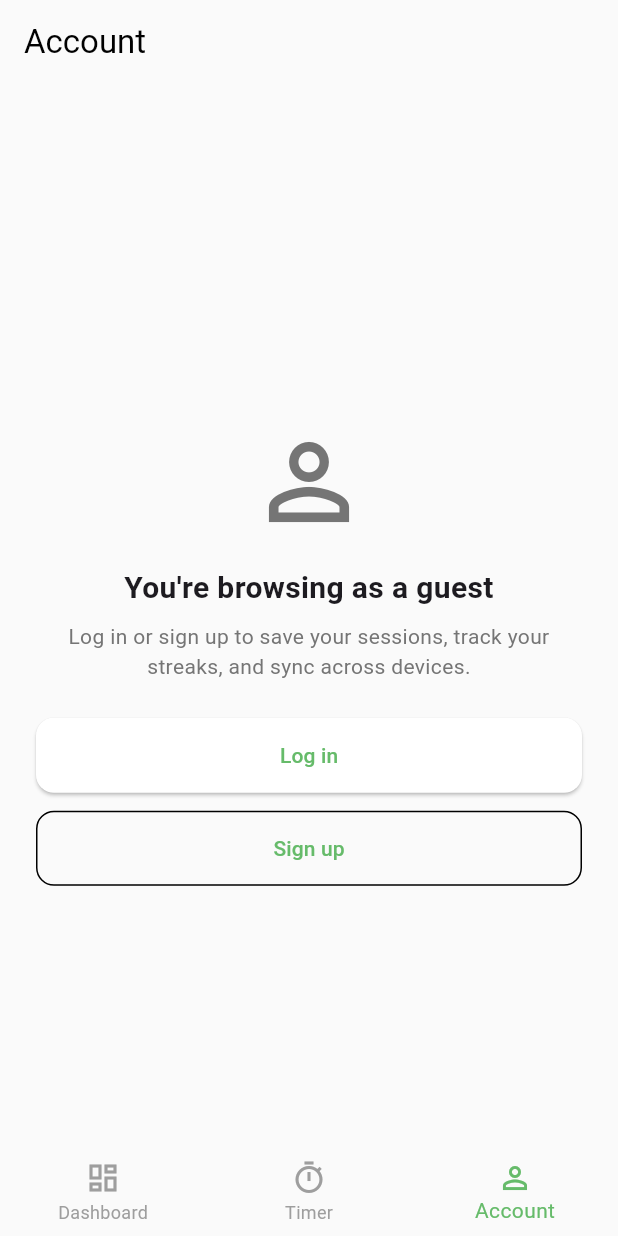
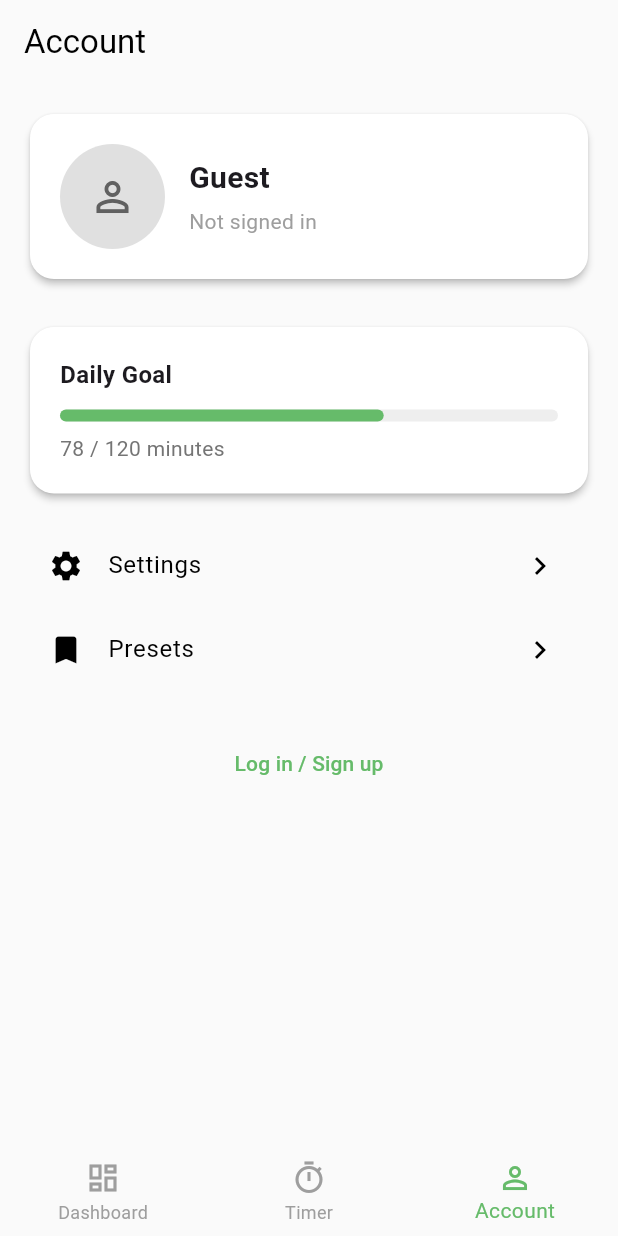
Before and after one commit to GuyWithBag/flow_app, a Flutter app: the screen it shows after launch, item 3 of the bottom bar chosen, on a phone screen of 412 x 824 dp. Run offline on Flutter 3.47's test engine with Material 3 defaults, Android fonts, the phone set to English and light mode, and no system bars; our stand-ins replace flutter_hooks, shared_preferences; accounts and stored records are empty.

Commit message:
feat: almost feature complete, need manual fixing

```diff
--- a/lib/pages/account_screen.dart
+++ b/lib/pages/account_screen.dart
@@ -14,98 +14,6 @@ class AccountScreen extends HookWidget {
     final authProvider = Provider.of<AuthProvider>(context);
     final themeProvider = Provider.of<ThemeProvider>(context);
 
-    if (!authProvider.isAuthenticated) {
-      // Guest view with login / sign up actions
-      return Scaffold(
-        backgroundColor: Colors.transparent,
-        extendBodyBehindAppBar: true,
-        appBar: AppBar(
-          title: const Text('Account'),
-          elevation: 0,
-          backgroundColor: Colors.transparent,
-          surfaceTintColor: Colors.transparent,
-          scrolledUnderElevation: 0,
-        ),
-        body: Center(
-          child: Padding(
-            padding: const EdgeInsets.fromLTRB(24, 16 + kToolbarHeight, 24, 24),
-            child: Column(
-              mainAxisSize: MainAxisSize.min,
-              children: [
-                Icon(
-                  Icons.person_outline,
-                  size: 80,
-                  color: themeProvider.isDarkMode
-                      ? Colors.white70
-                      : Colors.grey.shade600,
-                ),
-                const SizedBox(height: 16),
-                const Text(
-                  'You\'re browsing as a guest',
-                  style: TextStyle(
-                    fontSize: 20,
-                    fontWeight: FontWeight.bold,
-                  ),
-                  textAlign: TextAlign.center,
-                ),
-                const SizedBox(height: 8),
-                Text(
-                  'Log in or sign up to save your sessions, track your streaks, and sync across devices.',
-                  style: TextStyle(
-                    fontSize: 14,
-                    color: Colors.grey.shade600,
-                  ),
-                  textAlign: TextAlign.center,
-                ),
-                const SizedBox(height: 24),
-                SizedBox(
-                  width: double.infinity,
-                  child: ElevatedButton(
-                    onPressed: () {
-                      Navigator.push(
-                        context,
-                        MaterialPageRoute(
-                          builder: (_) => const LoginScreen(),
-                        ),
-                      );
-                    },
-                    style: ElevatedButton.styleFrom(
-                      minimumSize: const Size(double.infinity, 50),
-                      shape: RoundedRectangleBorder(
-                        borderRadius: BorderRadius.circular(12),
-                      ),
-                    ),
-                    child: const Text('Log in'),
-                  ),
-                ),
-                const SizedBox(height: 12),
-                SizedBox(
-                  width: double.infinity,
-                  child: OutlinedButton(
-                    onPressed: () {
-                      Navigator.push(
-                        context,
-                        MaterialPageRoute(
-                          builder: (_) => const LoginScreen(),
-                        ),
-                      );
-                    },
-                    style: OutlinedButton.styleFrom(
-                      minimumSize: const Size(double.infinity, 50),
-                      shape: RoundedRectangleBorder(
-                        borderRadius: BorderRadius.circular(12),
-                      ),
-                    ),
-                    child: const Text('Sign up'),
-                  ),
-                ),
-              ],
-            ),
-          ),
-        ),
-      );
-    }
-
     return Scaffold(
       backgroundColor: Colors.transparent,
       extendBodyBehindAppBar: true,
@@ -119,7 +27,12 @@ class AccountScreen extends HookWidget {
       body: ListView(
         padding: const EdgeInsets.fromLTRB(16, 16 + kToolbarHeight, 16, 16),
         children: [
+          if (authProvider.isAuthenticated &&
+              authProvider.currentUser != null) ...[
             _buildProfileHeader(authProvider.currentUser!),
+          ] else ...[
+            _buildGuestHeader(themeProvider),
+          ],
           const SizedBox(height: 24),
           _buildGoalsCard(),
           const SizedBox(height: 16),
@@ -142,6 +55,7 @@ class AccountScreen extends HookWidget {
             ),
           ),
           const SizedBox(height: 24),
+          if (authProvider.isAuthenticated) ...[
             ElevatedButton(
               onPressed: () => authProvider.logout(),
               style: ElevatedButton.styleFrom(
@@ -153,7 +67,62 @@ class AccountScreen extends HookWidget {
               ),
               child: const Text('Logout'),
             ),
+          ] else ...[
+            TextButton(
+              onPressed: () {
+                Navigator.push(
+                  context,
+                  MaterialPageRoute(builder: (_) => const LoginScreen()),
+                );
+              },
+              child: const Text('Log in / Sign up'),
+            ),
           ],
+        ],
+      ),
+    );
+  }
+
+  Widget _buildGuestHeader(ThemeProvider themeProvider) {
+    return Card(
+      elevation: 2,
+      shape: RoundedRectangleBorder(borderRadius: BorderRadius.circular(16)),
+      child: Padding(
+        padding: const EdgeInsets.all(20),
+        child: Row(
+          children: [
+            CircleAvatar(
+              radius: 35,
+              backgroundColor: themeProvider.isDarkMode
+                  ? Colors.grey.shade800
+                  : Colors.grey.shade300,
+              child: Icon(
+                Icons.person_outline,
+                size: 32,
+                color: themeProvider.isDarkMode
+                    ? Colors.white70
+                    : Colors.grey.shade700,
+              ),
+            ),
+            const SizedBox(width: 16),
+            const Expanded(
+              child: Column(
+                crossAxisAlignment: CrossAxisAlignment.start,
+                children: [
+                  Text(
+                    'Guest',
+                    style: TextStyle(fontSize: 20, fontWeight: FontWeight.bold),
+                  ),
+                  SizedBox(height: 4),
+                  Text(
+                    'Not signed in',
+                    style: TextStyle(fontSize: 14, color: Colors.grey),
+                  ),
+                ],
+              ),
+            ),
+          ],
+        ),
       ),
     );
   }
--- a/lib/pages/login_screen.dart
+++ b/lib/pages/login_screen.dart
@@ -92,8 +92,12 @@ class LoginScreen extends HookWidget {
               ),
               const SizedBox(height: 8),
               TextButton(
-                onPressed: () => authProvider.loginAnonymously(),
-                child: const Text('Continue as Guest'),
+                onPressed: () async {
+                  if (Navigator.of(context).canPop()) {
+                    Navigator.of(context).pop();
+                  }
+                },
+                child: const Text('Back'),
               ),
               if (authProvider.error != null) ...[
                 const SizedBox(height: 16),
--- a/lib/pages/theme_settings_screen.dart
+++ b/lib/pages/theme_settings_screen.dart
@@ -12,8 +12,9 @@ class ThemeSettingsScreen extends HookWidget {
     final themeProvider = Provider.of<ThemeProvider>(context);
 
     return Scaffold(
-      backgroundColor:
-          themeProvider.isDarkMode ? const Color(0xFF121212) : Colors.white,
+      backgroundColor: themeProvider.isDarkMode
+          ? const Color(0xFF121212)
+          : Colors.white,
       appBar: AppBar(
         title: const Text('Theme & Appearance'),
         elevation: 0,
--- a/lib/providers/auth_provider.dart
+++ b/lib/providers/auth_provider.dart
@@ -61,23 +61,23 @@ class AuthProvider extends ChangeNotifier {
   }
 
   // Anonymous login
-  Future<void> loginAnonymously() async {
-    _isLoading = true;
-    notifyListeners();
+  // Future<void> loginAnonymously() async {
+  //   _isLoading = true;
+  //   notifyListeners();
 
-    try {
-      await Future.delayed(const Duration(milliseconds: 500));
+  //   try {
+  //     await Future.delayed(const Duration(milliseconds: 500));
 
-      _currentUser = UserProfile(
-        id: 'anonymous_${DateTime.now().millisecondsSinceEpoch}',
-        email: 'anonymous@flow.app',
-        name: 'Guest User',
-      );
-    } finally {
-      _isLoading = false;
-      notifyListeners();
-    }
-  }
+  //     _currentUser = UserProfile(
+  //       id: 'anonymous_${DateTime.now().millisecondsSinceEpoch}',
+  //       email: 'anonymous@flow.app',
+  //       name: 'Guest User',
+  //     );
+  //   } finally {
+  //     _isLoading = false;
+  //     notifyListeners();
+  //   }
+  // }
 
   Future<void> logout() async {
     _currentUser = null;
```
Also changed, not shown: lib/pages/settings_screen.dart (+5 -9 lines). Lines whose indentation alone changed are shown as unchanged.
